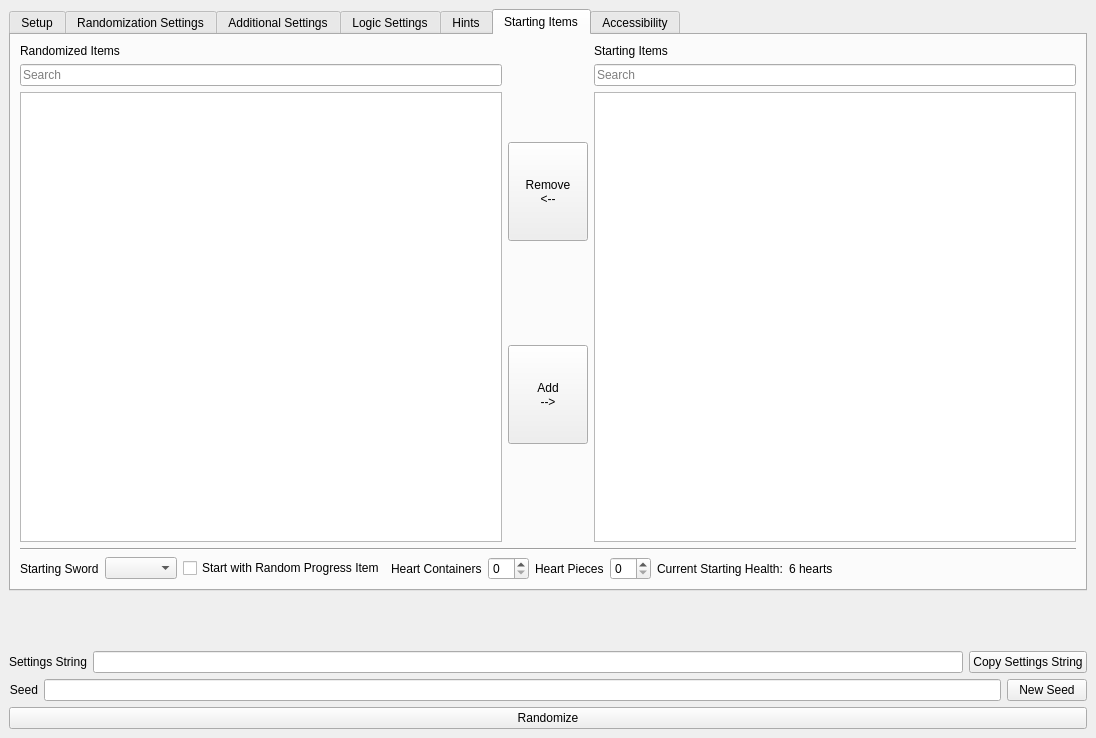
This is gui/randogui.ui in ssrando/ssrando as Qt 5 draws it before an edit. The edited form follows.
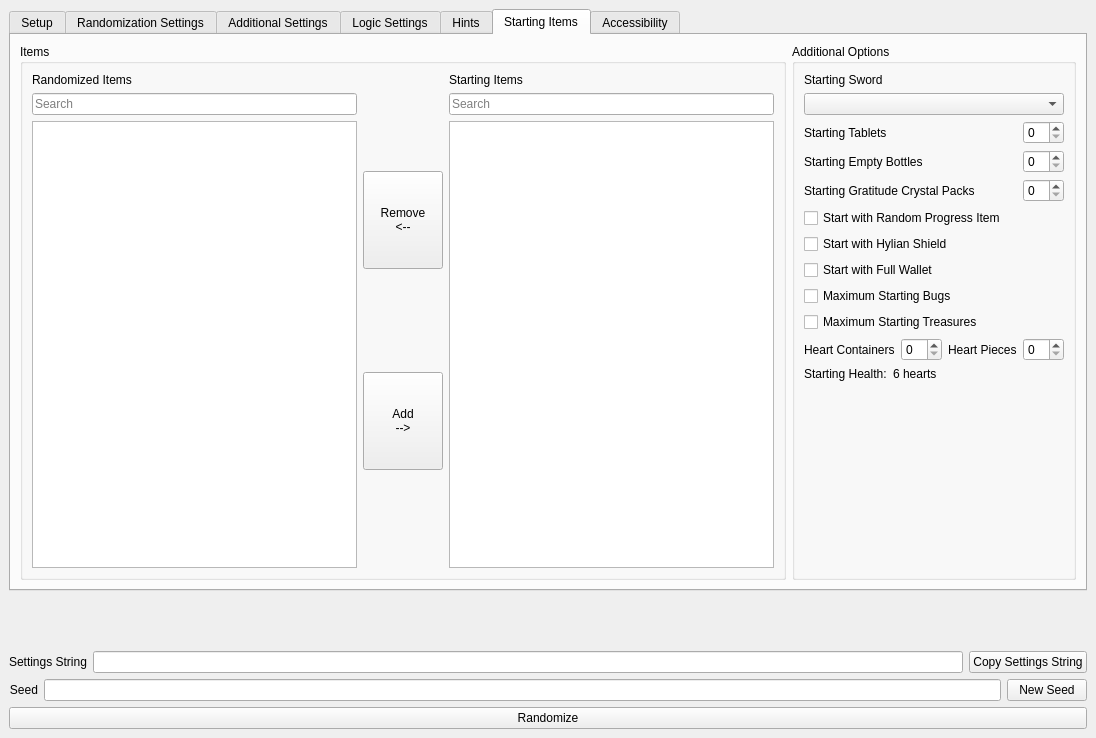
This is the edited form. The open tabs and pages were chosen to show the change.

Commit message: Starting Item Options (#377)

Diff of the .ui file:
```diff
--- a/gui/randogui.ui
+++ b/gui/randogui.ui
@@ -807,27 +807,6 @@
                </item>
               </layout>
              </item>
-             <item>
-              <layout class="QHBoxLayout" name="hlay_starting_tablets">
-               <item>
-                <widget class="QLabel" name="label_for_option_starting_tablet_count">
-                 <property name="text">
-                  <string>Starting Tablets</string>
-                 </property>
-                </widget>
-               </item>
-               <item>
-                <widget class="QSpinBox" name="option_starting_tablet_count">
-                 <property name="maximumSize">
-                  <size>
-                   <width>41</width>
-                   <height>16777215</height>
-                  </size>
-                 </property>
-                </widget>
-               </item>
-              </layout>
-             </item>
              <item>
               <widget class="QLabel" name="label_for_option_open_lake_floria">
                <property name="text">
@@ -1744,9 +1723,17 @@
        </attribute>
        <layout class="QHBoxLayout" name="horizontalLayout_8">
         <item>
-         <layout class="QVBoxLayout" name="vlay_starting_items">
-          <item>
-           <layout class="QHBoxLayout" name="hlay_starting_items_body">
+         <widget class="QGroupBox" name="box_starting_items">
+          <property name="sizePolicy">
+           <sizepolicy hsizetype="Preferred" vsizetype="Preferred">
+            <horstretch>0</horstretch>
+            <verstretch>0</verstretch>
+           </sizepolicy>
+          </property>
+          <property name="title">
+           <string>Items</string>
+          </property>
+          <layout class="QHBoxLayout" name="horizontalLayout_5">
             <item>
              <layout class="QVBoxLayout" name="vlay_randomized_items_section">
               <item>
@@ -1917,21 +1904,20 @@
              </layout>
             </item>
            </layout>
-          </item>
-          <item>
-           <widget class="Line" name="line_starting_items_divider">
-            <property name="orientation">
-             <enum>Qt::Horizontal</enum>
-            </property>
            </widget>
           </item>
           <item>
-           <layout class="QHBoxLayout" name="hlay_starting_items_misc_options">
-            <property name="bottomMargin">
-             <number>0</number>
-            </property>
-            <item>
-             <layout class="QHBoxLayout" name="hlay_starting_sword">
+         <widget class="QGroupBox" name="box_additional_options">
+          <property name="sizePolicy">
+           <sizepolicy hsizetype="Maximum" vsizetype="Preferred">
+            <horstretch>0</horstretch>
+            <verstretch>0</verstretch>
+           </sizepolicy>
+          </property>
+          <property name="title">
+           <string>Additional Options</string>
+          </property>
+          <layout class="QVBoxLayout" name="verticalLayout_29">
               <item>
                <widget class="QLabel" name="label_for_option_starting_sword">
                 <property name="text">
@@ -1942,6 +1928,73 @@
               <item>
                <widget class="QComboBox" name="option_starting_sword"/>
               </item>
+           <item>
+            <layout class="QHBoxLayout" name="hlay_starting_tablets">
+             <item>
+              <widget class="QLabel" name="label_for_option_starting_tablet_count">
+               <property name="text">
+                <string>Starting Tablets</string>
+               </property>
+              </widget>
+             </item>
+             <item>
+              <widget class="QSpinBox" name="option_starting_tablet_count">
+               <property name="sizePolicy">
+                <sizepolicy hsizetype="Maximum" vsizetype="Fixed">
+                 <horstretch>0</horstretch>
+                 <verstretch>0</verstretch>
+                </sizepolicy>
+               </property>
+               <property name="maximumSize">
+                <size>
+                 <width>16777215</width>
+                 <height>16777215</height>
+                </size>
+               </property>
+              </widget>
+             </item>
+            </layout>
+           </item>
+           <item>
+            <layout class="QHBoxLayout" name="hlay_starting_bottles">
+             <item>
+              <widget class="QLabel" name="label_for_option_starting_bottles">
+               <property name="text">
+                <string>Starting Empty Bottles</string>
+               </property>
+              </widget>
+             </item>
+             <item>
+              <widget class="QSpinBox" name="option_starting_bottles">
+               <property name="sizePolicy">
+                <sizepolicy hsizetype="Maximum" vsizetype="Fixed">
+                 <horstretch>0</horstretch>
+                 <verstretch>0</verstretch>
+                </sizepolicy>
+               </property>
+              </widget>
+             </item>
+            </layout>
+           </item>
+           <item>
+            <layout class="QHBoxLayout" name="hlay_starting_crystal_packs">
+             <item>
+              <widget class="QLabel" name="label_for_option_starting_crystal_packs">
+               <property name="text">
+                <string>Starting Gratitude Crystal Packs</string>
+               </property>
+              </widget>
+             </item>
+             <item>
+              <widget class="QSpinBox" name="option_starting_crystal_packs">
+               <property name="sizePolicy">
+                <sizepolicy hsizetype="Maximum" vsizetype="Fixed">
+                 <horstretch>0</horstretch>
+                 <verstretch>0</verstretch>
+                </sizepolicy>
+               </property>
+              </widget>
+             </item>
              </layout>
             </item>
             <item>
@@ -1958,7 +2011,35 @@
              </widget>
             </item>
             <item>
-             <layout class="QHBoxLayout" name="hlay_heart_containters">
+            <widget class="QCheckBox" name="option_start_with_hylian_shield">
+             <property name="text">
+              <string>Start with Hylian Shield</string>
+             </property>
+            </widget>
+           </item>
+           <item>
+            <widget class="QCheckBox" name="option_full_starting_wallet">
+             <property name="text">
+              <string>Start with Full Wallet</string>
+             </property>
+            </widget>
+           </item>
+           <item>
+            <widget class="QCheckBox" name="option_max_starting_bugs">
+             <property name="text">
+              <string>Maximum Starting Bugs</string>
+             </property>
+            </widget>
+           </item>
+           <item>
+            <widget class="QCheckBox" name="option_max_starting_treasures">
+             <property name="text">
+              <string>Maximum Starting Treasures</string>
+             </property>
+            </widget>
+           </item>
+           <item>
+            <layout class="QHBoxLayout" name="hlay_heart_options">
               <item>
                <widget class="QLabel" name="label_for_option_starting_heart_containers">
                 <property name="sizePolicy">
@@ -1988,10 +2069,6 @@
                 </property>
                </widget>
               </item>
-             </layout>
-            </item>
-            <item>
-             <layout class="QHBoxLayout" name="hlay_heart_pieces">
               <item>
                <widget class="QLabel" name="label_for_option_starting_heart_pieces">
                 <property name="sizePolicy">
@@ -2024,38 +2101,44 @@
              </layout>
             </item>
             <item>
+            <layout class="QHBoxLayout" name="hlay_heart_display">
+             <item>
              <widget class="QLabel" name="label_current_starting_health">
               <property name="text">
-               <string>Current Starting Health:</string>
+                <string>Starting Health:</string>
               </property>
              </widget>
             </item>
             <item>
              <widget class="QLabel" name="current_starting_health_counter">
+               <property name="sizePolicy">
+                <sizepolicy hsizetype="Expanding" vsizetype="Preferred">
+                 <horstretch>0</horstretch>
+                 <verstretch>0</verstretch>
+                </sizepolicy>
+               </property>
               <property name="text">
                <string>6 hearts</string>
               </property>
              </widget>
             </item>
+            </layout>
+           </item>
             <item>
-             <spacer name="hspace_starting_items_misc">
+            <spacer name="vspace_additional_options">
               <property name="orientation">
-               <enum>Qt::Horizontal</enum>
-              </property>
-              <property name="sizeType">
-               <enum>QSizePolicy::Expanding</enum>
+              <enum>Qt::Vertical</enum>
               </property>
               <property name="sizeHint" stdset="0">
                <size>
-                <width>40</width>
-                <height>20</height>
+               <width>20</width>
+               <height>137</height>
                </size>
               </property>
              </spacer>
             </item>
            </layout>
-          </item>
-         </layout>
+         </widget>
         </item>
        </layout>
       </widget>
```
Left out of the diff: 9 changed lines with no effect on the pictures. Lines whose indentation alone changed are shown as unchanged. The commit also changes 13 other files.
